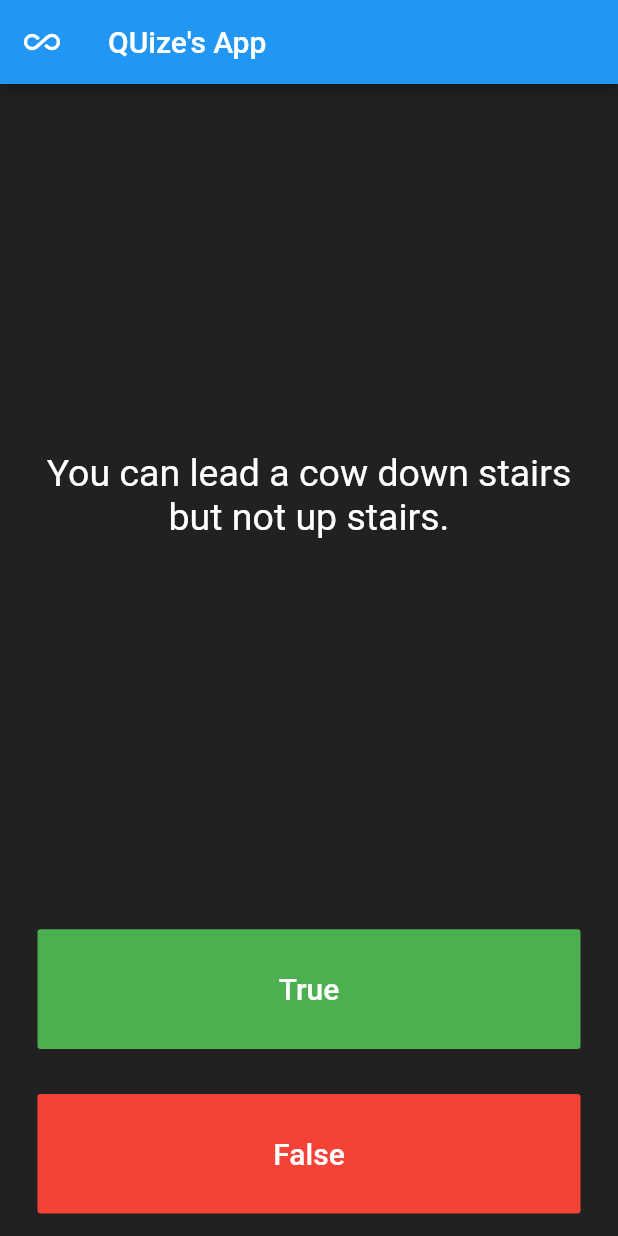
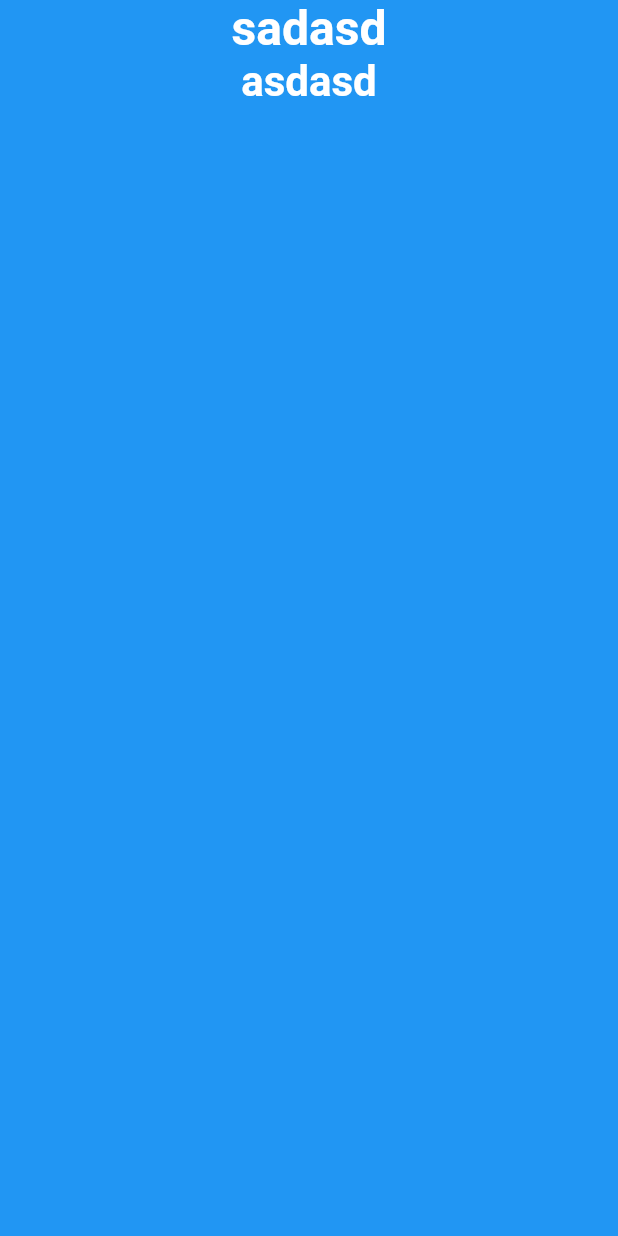
Before and after one commit to IbrahimAlatoom/stupid_test, a Flutter app: the screen it shows after launch, on a phone screen of 412 x 824 dp. Run offline on Flutter 3.47's test engine with Material 2 defaults, Android fonts, the phone set to English and light mode, and no system bars.

Commit message:
add start page

```diff
--- a/lib/main.dart
+++ b/lib/main.dart
@@ -1,7 +1,9 @@
 import 'package:flutter/material.dart';
+import 'package:quizzler/start_page.dart';
+
 import 'questions.dart';
 
-void main() => runApp(Quizzer());
+void main() => runApp(StartPage());
 
 class Quizzer extends StatelessWidget {
   @override
--- /dev/null
+++ b/lib/start_page.dart
@@ -0,0 +1,39 @@
+import 'package:flutter/material.dart';
+
+class StartPage extends StatefulWidget {
+  @override
+  _StartPageState createState() => _StartPageState();
+}
+
+class _StartPageState extends State<StartPage> {
+  @override
+  Widget build(BuildContext context) {
+    return Container(
+      color: Colors.blue,
+      child: Column(
+        children: <Widget>[
+          Text(
+            'sadasd',
+            style: TextStyle(fontSize: 32, fontWeight: FontWeight.bold),
+            textDirection: TextDirection.rtl,
+          ),
+          Text('asdasd',
+              style: TextStyle(fontSize: 28, fontWeight: FontWeight.bold),
+              textDirection: TextDirection.rtl),
+          SizedBox(
+            height: 50,
+          ),
+          FlatButton(
+            onPressed: () {},
+            color: Colors.blue,
+            child: Text('asdasd',
+                style: TextStyle(
+                  color: Colors.blue,
+                ),
+                textDirection: TextDirection.rtl),
+          )
+        ],
+      ),
+    );
+  }
+}
```
